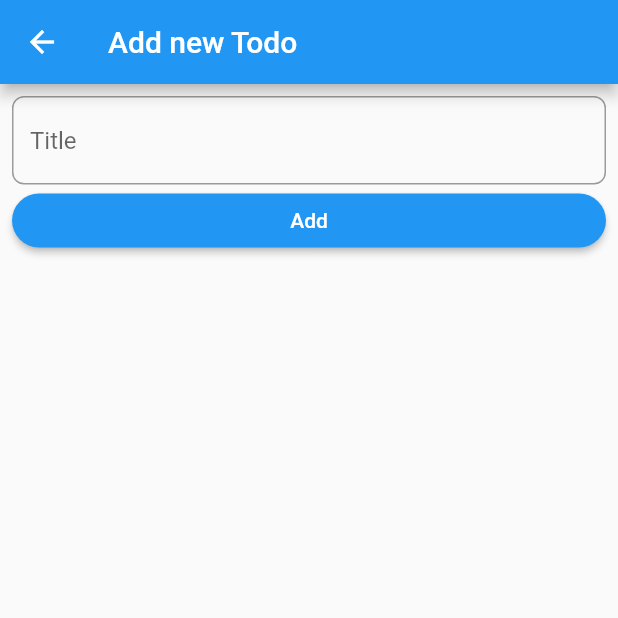
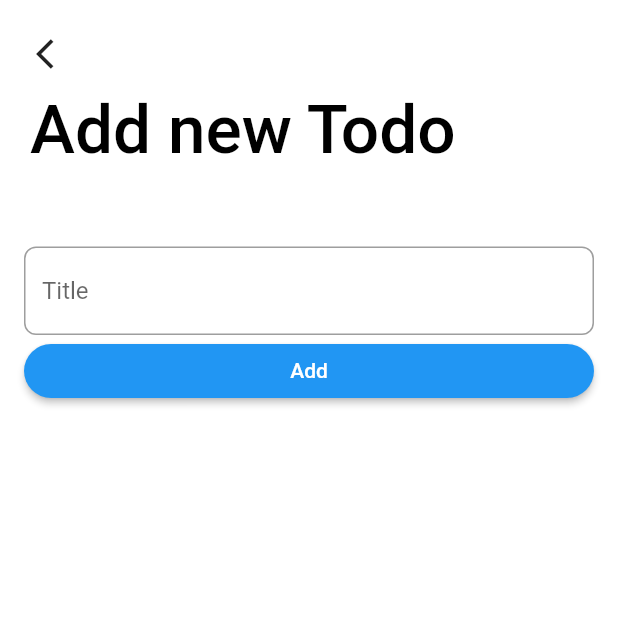
Before and after one commit to voltrans-it-fitz/voltrans-it-fitz, a Flutter app: the screen it shows after launch, after a tap on the "add" icon, on a phone screen of 412 x 824 dp, the top half of it. Run offline on Flutter 3.47's test engine with Material 2 defaults, Android fonts, the phone set to English and light mode, and no system bars.

Commit message:
remove the default appbar

```diff
--- a/lib/add_todo.dart
+++ b/lib/add_todo.dart
@@ -1,4 +1,5 @@
 import 'package:flutter/material.dart';
+import 'package:flutter/services.dart';
 
 import 'todo.dart';
 
@@ -20,10 +21,47 @@ class AddTodoPageState extends State<AddTodoPage> {
   final _titleController = TextEditingController();
   @override
   Widget build(BuildContext context) {
-    return Scaffold(
-      appBar: AppBar(title: const Text('Add new Todo')),
+    return Container(
+      color: ThemeData().primaryColor,
+      child: SafeArea(
+        child: Scaffold(
+          backgroundColor: Colors.white,
+          appBar: AppBar(
+            automaticallyImplyLeading: false,
+            elevation: 0,
+            systemOverlayStyle: SystemUiOverlayStyle.light,
+            backgroundColor: Colors.transparent,
+            toolbarHeight: MediaQuery.of(context).size.height * 0.18,
+            flexibleSpace: Container(
+              padding: const EdgeInsets.all(8.0),
+              child: Card(
+                elevation: 0,
+                child: Column(
+                    crossAxisAlignment: CrossAxisAlignment.start,
+                    children: [
+                      IconButton(
+                        icon: const Icon(Icons.arrow_back_ios),
+                        onPressed: () {
+                          Navigator.pop(context);
+                        },
+                      ),
+                      Padding(
+                        padding: const EdgeInsets.only(left: 8.0),
+                        child: Text(
+                          'Add new Todo',
+                          style:
+                              Theme.of(context).textTheme.headline3!.copyWith(
+                                    fontWeight: FontWeight.w500,
+                                    color: Colors.black,
+                                  ),
+                        ),
+                      ),
+                    ]),
+              ),
+            ),
+          ),
           body: Padding(
-        padding: const EdgeInsets.all(8.0),
+            padding: const EdgeInsets.all(16.0),
             child: Form(
               key: _formKey,
               child: Column(
@@ -74,6 +112,8 @@ class AddTodoPageState extends State<AddTodoPage> {
               ),
             ),
           ),
+        ),
+      ),
     );
   }
 }
--- a/lib/app.dart
+++ b/lib/app.dart
@@ -1,4 +1,5 @@
 import 'package:flutter/material.dart';
+import 'package:flutter/services.dart';
 import 'package:todo_app_fitz/todo.dart';
 import 'package:todo_app_fitz/todo_tile.dart';
 
@@ -18,16 +19,43 @@ class _AppState extends State<App> {
   List<Todo> todos = [...mockTodos];
   @override
   Widget build(BuildContext context) {
-    return Scaffold(
-      appBar: AppBar(title: const Text('Fitz Todo App')),
-      body: SafeArea(
-        child: ListView.builder(
-          padding: const EdgeInsets.all(8),
+    return Container(
+      color: ThemeData().primaryColor,
+      child: SafeArea(
+        child: Scaffold(
+          backgroundColor: Colors.white,
+          appBar: AppBar(
+            elevation: 0,
+            systemOverlayStyle: SystemUiOverlayStyle.light,
+            backgroundColor: Colors.transparent,
+            toolbarHeight: MediaQuery.of(context).size.height * 0.15,
+            flexibleSpace: Container(
+              padding: const EdgeInsets.all(8.0),
+              child: Card(
+                elevation: 0,
+                child: ListTile(
+                  title: Text(
+                    'My Todos',
+                    style: Theme.of(context).textTheme.headline3!.copyWith(
+                          fontWeight: FontWeight.w500,
+                          color: Colors.black,
+                        ),
+                  ),
+                  subtitle: const Padding(
+                    padding: EdgeInsets.only(top: 8.0),
+                    child: Text('3 out of 5'),
+                  ),
+                ),
+              ),
+            ),
+          ),
+          body: ListView.builder(
+            padding: const EdgeInsets.all(8.0),
+            shrinkWrap: true,
             itemCount: todos.length,
             itemBuilder: (context, index) => TodoTile(
               todos[index],
               onSwipe: (_) => setState(() => todos.removeAt(index)),
-          ),
             ),
           ),
           floatingActionButton: FloatingActionButton(
@@ -42,6 +70,8 @@ class _AppState extends State<App> {
             },
             child: const Icon(Icons.add),
           ),
+        ),
+      ),
     );
   }
 }
```
Lines whose indentation alone changed are shown as unchanged.
